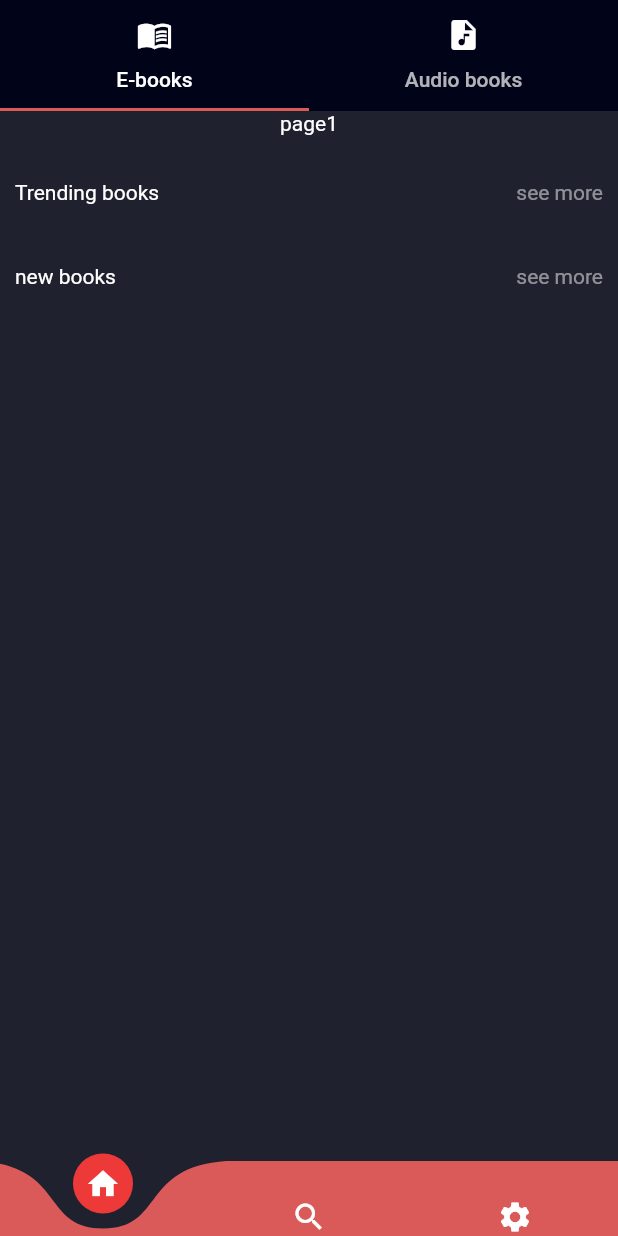
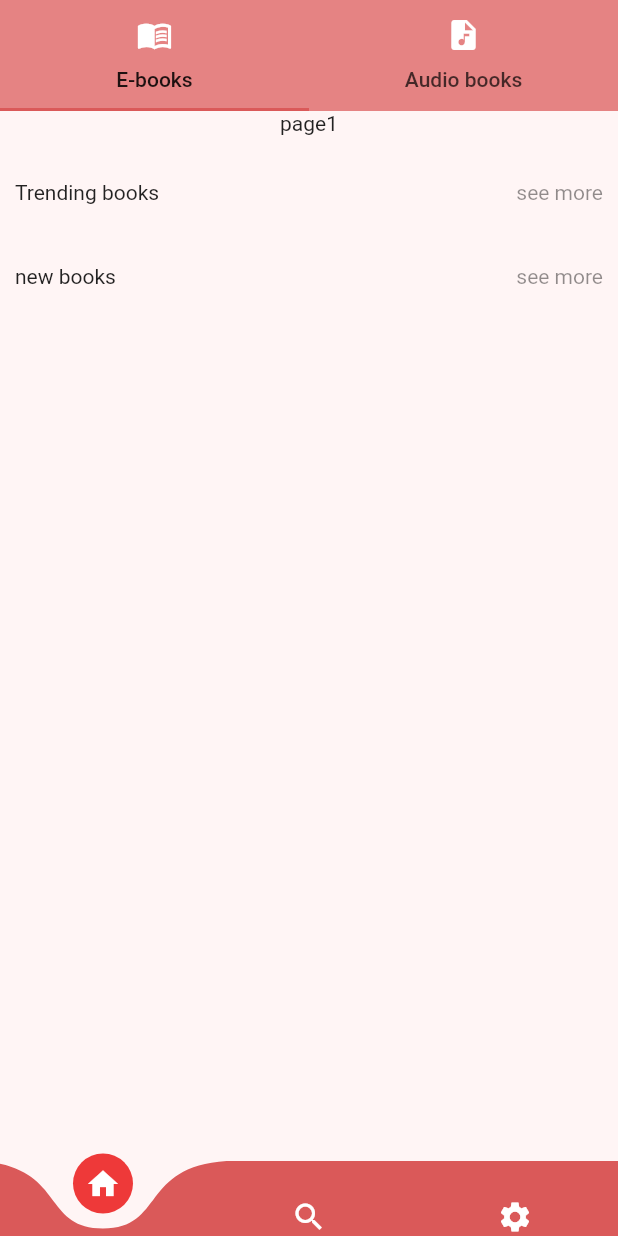
Before and after one commit to ariaSeddigh/ap_project, a Flutter app: the screen it shows after launch, after a tap on "login", on a phone screen of 412 x 824 dp. Run offline on Flutter 3.47's test engine with Material 2 defaults, Android fonts, the light colour scheme and no system bars; drawn by our look-alikes of curved_navigation_bar; our stand-ins replace animated_theme_switcher, easy_dynamic_theme; missing offline and left inert: sliding_switch.

Commit message:
dark/light mode switch added

```diff
--- a/lib/customMaterials/themes.dart
+++ b/lib/customMaterials/themes.dart
@@ -33,7 +33,8 @@ class themes {
     brightness: Brightness.dark,
     textTheme: TextTheme(bodyText1: TextStyle(color: Colors.white)),
     primaryColor: Color.fromARGB(255, 1, 3, 24),
-    accentColor: Color.fromARGB(255, 218, 89, 89),
+    // accentColor: Color.fromARGB(255, 218, 89, 89),
+    accentColor: Color.fromARGB(255, 0, 102, 143),
     canvasColor: Color.fromARGB(255, 32, 33, 47),
     cardColor: Color.fromARGB(255, 45, 52, 61),
   );
--- a/lib/main.dart
+++ b/lib/main.dart
@@ -2,9 +2,15 @@ import 'package:animated_theme_switcher/animated_theme_switcher.dart';
 import 'package:flutter/material.dart';
 import 'pages/login_page.dart';
 import 'customMaterials/themes.dart';
+import 'package:easy_dynamic_theme/easy_dynamic_theme.dart';
 
 void main() {
-  runApp(const MyApp());
+  // runApp(const MyApp());
+  runApp(
+    EasyDynamicThemeWidget(
+      child: MyApp(),
+    ),
+  );
 
 }
 
@@ -14,16 +20,14 @@ class MyApp extends StatelessWidget {
   // This widget is the root of your application.
   @override
   Widget build(BuildContext context) {
-    bool isDark = true;
+    bool isDark = false;
     var myTheme = themes();
-    return ThemeProvider(
-      initTheme: myTheme.light,
-      child: MaterialApp(
-
-        debugShowCheckedModeBanner: false,
-        theme: isDark?myTheme.dark:myTheme.light,
-        home: LoginPage(),
-      ),
+    return MaterialApp(
+      debugShowCheckedModeBanner: false,
+      theme: myTheme.light,
+      darkTheme: myTheme.dark,
+      themeMode: EasyDynamicTheme.of(context).themeMode,
+      home: LoginPage(),
     ); //MaterialApp
 
   }
```
Also changed, not shown: lib/pages/setting_page.dart (+15 -11 lines).
